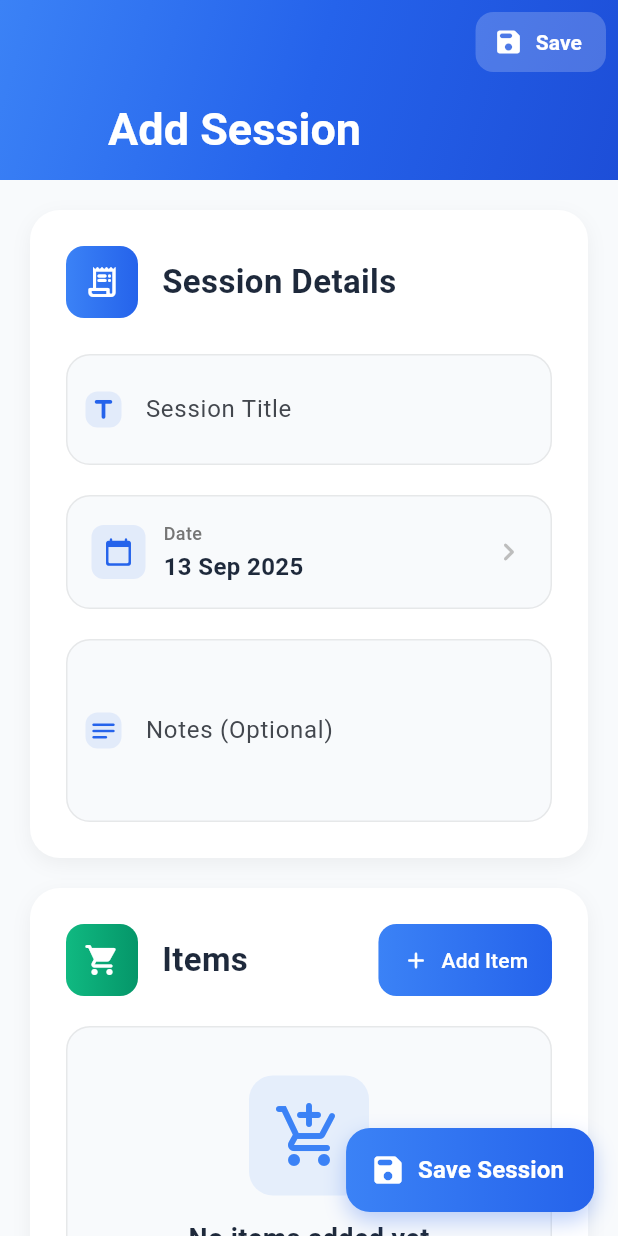
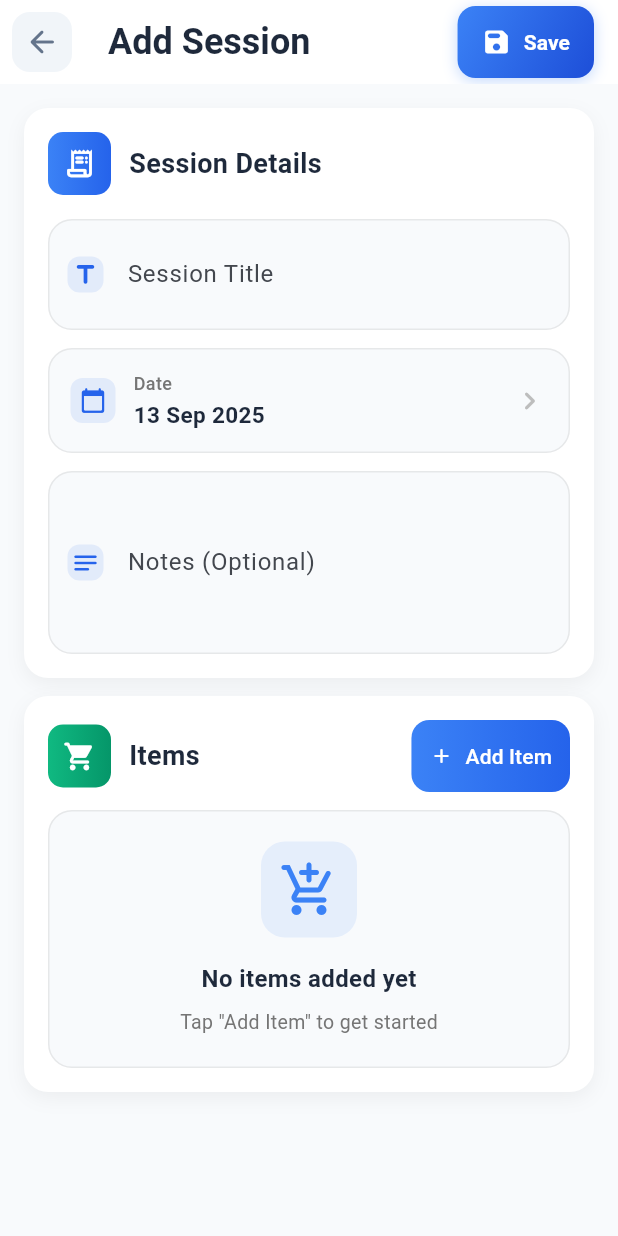
Before and after one commit to zamansheikh/lifeque, a Flutter app: the AddExpenseSessionPage screen opened by its route, on a phone screen of 412 x 824 dp. Run offline on Flutter 3.47's test engine with Material 3 defaults, Android fonts, the phone set to English and light mode, and no system bars; our stand-ins replace adhan, dartz, device_info_plus, equatable, flutter_bloc, flutter_compass and 9 more; missing offline and left inert: alarm, in_app_update; accounts and stored records are empty.

Commit message:
refactor: Replace SliverAppBar with AppBar and enhance UI layout in AddExpenseSessionPage

```diff
--- a/lib/features/expenses/presentation/pages/add_expense_session_page.dart
+++ b/lib/features/expenses/presentation/pages/add_expense_session_page.dart
@@ -192,42 +192,51 @@ class _AddExpenseSessionPageState extends State<AddExpenseSessionPage>
   Widget build(BuildContext context) {
     return Scaffold(
       backgroundColor: const Color(0xFFF8FAFC),
-      body: CustomScrollView(
-        slivers: [
-          // Enhanced App Bar
-          SliverAppBar(
-            expandedHeight: 120,
-            floating: false,
-            pinned: true,
-            backgroundColor: const Color(0xFF2563EB),
-            foregroundColor: Colors.white,
-            elevation: 0,
-            flexibleSpace: FlexibleSpaceBar(
+      appBar: AppBar(
         title: Text(
           _isEditing ? 'Edit Session' : 'Add Session',
           style: const TextStyle(
             fontWeight: FontWeight.w700,
-                  fontSize: 20,
-                  color: Colors.white,
+            fontSize: 24,
+            color: Color(0xFF1E293B),
           ),
         ),
-              background: Container(
-                decoration: const BoxDecoration(
-                  gradient: LinearGradient(
-                    begin: Alignment.topLeft,
-                    end: Alignment.bottomRight,
-                    colors: [
-                      Color(0xFF3B82F6),
-                      Color(0xFF2563EB),
-                      Color(0xFF1D4ED8),
-                    ],
+        backgroundColor: Colors.white,
+        elevation: 0,
+        shadowColor: Colors.black12,
+        surfaceTintColor: Colors.transparent,
+        leading: Container(
+          margin: const EdgeInsets.all(8),
+          decoration: BoxDecoration(
+            color: const Color(0xFFF1F5F9),
+            borderRadius: BorderRadius.circular(12),
           ),
+          child: IconButton(
+            icon: const Icon(
+              Icons.arrow_back_rounded,
+              color: Color(0xFF64748B),
             ),
+            onPressed: () => Navigator.of(context).pop(),
           ),
         ),
         actions: [
           Container(
-                margin: const EdgeInsets.only(right: 8),
+            margin: const EdgeInsets.only(right: 16),
+            decoration: BoxDecoration(
+              gradient: const LinearGradient(
+                colors: [Color(0xFF3B82F6), Color(0xFF1D4ED8)],
+                begin: Alignment.topLeft,
+                end: Alignment.bottomRight,
+              ),
+              borderRadius: BorderRadius.circular(12),
+              boxShadow: [
+                BoxShadow(
+                  color: const Color(0xFF3B82F6).withOpacity(0.3),
+                  blurRadius: 8,
+                  offset: const Offset(0, 2),
+                ),
+              ],
+            ),
             child: TextButton.icon(
               onPressed: _saveSession,
               icon: Icon(
@@ -243,7 +252,11 @@ class _AddExpenseSessionPageState extends State<AddExpenseSessionPage>
                 ),
               ),
               style: TextButton.styleFrom(
-                    backgroundColor: Colors.white.withOpacity(0.2),
+                backgroundColor: Colors.transparent,
+                padding: const EdgeInsets.symmetric(
+                  horizontal: 16,
+                  vertical: 8,
+                ),
                 shape: RoundedRectangleBorder(
                   borderRadius: BorderRadius.circular(12),
                 ),
@@ -252,24 +265,21 @@ class _AddExpenseSessionPageState extends State<AddExpenseSessionPage>
           ),
         ],
       ),
-
-          // Content
-          SliverToBoxAdapter(
-            child: FadeTransition(
+      body: FadeTransition(
         opacity: _fadeAnimation,
         child: SlideTransition(
           position: _slideAnimation,
           child: Form(
             key: _formKey,
-                  child: Padding(
-                    padding: const EdgeInsets.all(20),
-                    child: Column(
+            child: ListView(
+              physics: const BouncingScrollPhysics(),
+              padding: const EdgeInsets.all(16),
               children: [
                 // Session Details Card
                 Container(
                   decoration: BoxDecoration(
                     color: Colors.white,
-                            borderRadius: BorderRadius.circular(20),
+                    borderRadius: BorderRadius.circular(16),
                     boxShadow: [
                       BoxShadow(
                         color: Colors.black.withOpacity(0.05),
@@ -280,14 +290,15 @@ class _AddExpenseSessionPageState extends State<AddExpenseSessionPage>
                     ],
                   ),
                   child: Padding(
-                            padding: const EdgeInsets.all(24),
+                    padding: const EdgeInsets.all(16),
                     child: Column(
-                              crossAxisAlignment: CrossAxisAlignment.start,
+                      children: [
+                        Row(
                           children: [
                             Row(
                               children: [
                                 Container(
-                                      padding: const EdgeInsets.all(12),
+                                  padding: const EdgeInsets.all(10),
                                   decoration: BoxDecoration(
                                     gradient: const LinearGradient(
                                       colors: [
@@ -295,26 +306,28 @@ class _AddExpenseSessionPageState extends State<AddExpenseSessionPage>
                                         Color(0xFF2563EB),
                                       ],
                                     ),
-                                        borderRadius: BorderRadius.circular(12),
+                                    borderRadius: BorderRadius.circular(10),
                                   ),
                                   child: const Icon(
                                     Icons.receipt_long_rounded,
                                     color: Colors.white,
-                                        size: 24,
+                                    size: 22,
                                   ),
                                 ),
-                                    const SizedBox(width: 16),
+                                const SizedBox(width: 12),
                                 const Text(
                                   'Session Details',
                                   style: TextStyle(
-                                        fontSize: 22,
+                                    fontSize: 18,
                                     fontWeight: FontWeight.w700,
                                     color: Color(0xFF1E293B),
                                   ),
                                 ),
                               ],
                             ),
-                                const SizedBox(height: 24),
+                          ],
+                        ),
+                        const SizedBox(height: 16),
 
                         // Title Field
                         _buildEnhancedTextField(
@@ -330,13 +343,13 @@ class _AddExpenseSessionPageState extends State<AddExpenseSessionPage>
                           },
                         ),
 
-                                const SizedBox(height: 20),
+                        const SizedBox(height: 12),
 
                         // Date Field
                         GestureDetector(
                           onTap: _selectDate,
                           child: Container(
-                                    padding: const EdgeInsets.all(16),
+                            padding: const EdgeInsets.all(14),
                             decoration: BoxDecoration(
                               color: const Color(0xFFF8FAFC),
                               borderRadius: BorderRadius.circular(16),
@@ -347,25 +360,22 @@ class _AddExpenseSessionPageState extends State<AddExpenseSessionPage>
                             child: Row(
                               children: [
                                 Container(
-                                          padding: const EdgeInsets.all(8),
+                                  padding: const EdgeInsets.all(6),
                                   decoration: BoxDecoration(
                                     color: const Color(
                                       0xFF2563EB,
                                     ).withOpacity(0.1),
-                                            borderRadius: BorderRadius.circular(
-                                              8,
-                                            ),
+                                    borderRadius: BorderRadius.circular(8),
                                   ),
                                   child: const Icon(
                                     Icons.calendar_today_rounded,
                                     color: Color(0xFF2563EB),
-                                            size: 20,
+                                    size: 18,
                                   ),
                                 ),
                                 const SizedBox(width: 12),
                                 Column(
-                                          crossAxisAlignment:
-                                              CrossAxisAlignment.start,
+                                  crossAxisAlignment: CrossAxisAlignment.start,
                                   children: [
                                     Text(
                                       'Date',
@@ -379,7 +389,7 @@ class _AddExpenseSessionPageState extends State<AddExpenseSessionPage>
                                     Text(
                                       _formatDate(_selectedDate),
                                       style: const TextStyle(
-                                                fontSize: 16,
+                                        fontSize: 15,
                                         fontWeight: FontWeight.w600,
                                         color: Color(0xFF1E293B),
                                       ),
@@ -396,7 +406,7 @@ class _AddExpenseSessionPageState extends State<AddExpenseSessionPage>
                           ),
                         ),
 
-                                const SizedBox(height: 20),
+                        const SizedBox(height: 12),
 
                         // Notes Field
                         _buildEnhancedTextField(
@@ -411,13 +421,13 @@ class _AddExpenseSessionPageState extends State<AddExpenseSessionPage>
                   ),
                 ),
 
-                        const SizedBox(height: 20),
+                const SizedBox(height: 12),
 
                 // Items Section
                 Container(
                   decoration: BoxDecoration(
                     color: Colors.white,
-                            borderRadius: BorderRadius.circular(20),
+                    borderRadius: BorderRadius.circular(16),
                     boxShadow: [
                       BoxShadow(
                         color: Colors.black.withOpacity(0.05),
@@ -428,14 +438,14 @@ class _AddExpenseSessionPageState extends State<AddExpenseSessionPage>
                     ],
                   ),
                   child: Padding(
-                            padding: const EdgeInsets.all(24),
+                    padding: const EdgeInsets.all(16),
                     child: Column(
                       crossAxisAlignment: CrossAxisAlignment.start,
                       children: [
                         Row(
                           children: [
                             Container(
-                                      padding: const EdgeInsets.all(12),
+                              padding: const EdgeInsets.all(10),
                               decoration: BoxDecoration(
                                 gradient: const LinearGradient(
                                   colors: [
@@ -443,19 +453,19 @@ class _AddExpenseSessionPageState extends State<AddExpenseSessionPage>
                                     Color(0xFF059669),
                                   ],
                                 ),
-                                        borderRadius: BorderRadius.circular(12),
+                                borderRadius: BorderRadius.circular(10),
                               ),
                               child: const Icon(
                                 Icons.shopping_cart_rounded,
                                 color: Colors.white,
-                                        size: 24,
+                                size: 22,
                               ),
                             ),
-                                    const SizedBox(width: 16),
+                            const SizedBox(width: 12),
                             const Text(
                               'Items',
                               style: TextStyle(
-                                        fontSize: 22,
+                                fontSize: 18,
                                 fontWeight: FontWeight.w700,
                                 color: Color(0xFF1E293B),
                               ),
@@ -473,23 +483,18 @@ class _AddExpenseSessionPageState extends State<AddExpenseSessionPage>
                               ),
                               child: ElevatedButton.icon(
                                 onPressed: _addItem,
-                                        icon: const Icon(
-                                          Icons.add_rounded,
-                                          size: 18,
-                                        ),
+                                icon: const Icon(Icons.add_rounded, size: 16),
                                 label: const Text('Add Item'),
                                 style: ElevatedButton.styleFrom(
                                   backgroundColor: Colors.transparent,
                                   foregroundColor: Colors.white,
                                   elevation: 0,
                                   padding: const EdgeInsets.symmetric(
-                                            horizontal: 16,
-                                            vertical: 12,
+                                    horizontal: 12,
+                                    vertical: 10,
                                   ),
                                   shape: RoundedRectangleBorder(
-                                            borderRadius: BorderRadius.circular(
-                                              12,
-                                            ),
+                                    borderRadius: BorderRadius.circular(12),
                                   ),
                                 ),
                               ),
@@ -497,11 +502,11 @@ class _AddExpenseSessionPageState extends State<AddExpenseSessionPage>
                           ],
                         ),
 
-                                const SizedBox(height: 20),
+                        const SizedBox(height: 12),
 
                         if (_items.isEmpty) ...[
                           Container(
-                                    padding: const EdgeInsets.all(32),
+                            padding: const EdgeInsets.all(20),
                             width: double.infinity,
                             decoration: BoxDecoration(
                               color: const Color(0xFFF8FAFC),
@@ -513,18 +518,16 @@ class _AddExpenseSessionPageState extends State<AddExpenseSessionPage>
                             child: Column(
                               children: [
                                 Container(
-                                          padding: const EdgeInsets.all(16),
+                                  padding: const EdgeInsets.all(12),
                                   decoration: BoxDecoration(
                                     color: const Color(
                                       0xFF3B82F6,
                                     ).withOpacity(0.1),
-                                            borderRadius: BorderRadius.circular(
-                                              16,
-                                            ),
+                                    borderRadius: BorderRadius.circular(16),
                                   ),
                                   child: const Icon(
                                     Icons.add_shopping_cart_rounded,
-                                            size: 48,
+                                    size: 40,
                                     color: Color(0xFF3B82F6),
                                   ),
                                 ),
@@ -532,7 +535,7 @@ class _AddExpenseSessionPageState extends State<AddExpenseSessionPage>
                                 const Text(
                                   'No items added yet',
                                   style: TextStyle(
-                                            fontSize: 18,
+                                    fontSize: 16,
                                     color: Color(0xFF1E293B),
                                     fontWeight: FontWeight.w600,
                                   ),
@@ -542,7 +545,7 @@ class _AddExpenseSessionPageState extends State<AddExpenseSessionPage>
                                   'Tap "Add Item" to get started',
                                   style: TextStyle(
                                     color: Colors.grey[600],
-                                            fontSize: 14,
+                                    fontSize: 13,
                                   ),
                                 ),
                               ],
@@ -551,7 +554,7 @@ class _AddExpenseSessionPageState extends State<AddExpenseSessionPage>
                         ] else ...[
                           ...List.generate(_items.length, (index) {
                             return Container(
-                                      margin: const EdgeInsets.only(bottom: 16),
+                              margin: const EdgeInsets.only(bottom: 12),
                               child: _buildEnhancedItemForm(index),
                             );
                           }),
@@ -561,7 +564,7 @@ class _AddExpenseSessionPageState extends State<AddExpenseSessionPage>
                   ),
                 ),
 
-                        const SizedBox(height: 20),
+                const SizedBox(height: 12),
 
                 // Enhanced Summary Card
                 if (_items.isNotEmpty)
@@ -570,20 +573,18 @@ class _AddExpenseSessionPageState extends State<AddExpenseSessionPage>
                       gradient: const LinearGradient(
                         colors: [Color(0xFF3B82F6), Color(0xFF2563EB)],
                       ),
-                              borderRadius: BorderRadius.circular(20),
+                      borderRadius: BorderRadius.circular(16),
                       boxShadow: [
                         BoxShadow(
-                                  color: const Color(
-                                    0xFF2563EB,
-                                  ).withOpacity(0.3),
+                          color: const Color(0xFF2563EB).withOpacity(0.3),
                           spreadRadius: 0,
-                                  blurRadius: 15,
-                                  offset: const Offset(0, 8),
+                          blurRadius: 12,
+                          offset: const Offset(0, 6),
                         ),
                       ],
                     ),
                     child: Padding(
-                              padding: const EdgeInsets.all(24),
+                      padding: const EdgeInsets.all(16),
                       child: Column(
                         children: [
                           Row(
@@ -591,45 +592,41 @@ class _AddExpenseSessionPageState extends State<AddExpenseSessionPage>
                               const Icon(
                                 Icons.summarize_rounded,
                                 color: Colors.white,
-                                        size: 28,
+                                size: 24,
                               ),
                               const SizedBox(width: 12),
                               const Text(
                                 'Summary',
                                 style: TextStyle(
-                                          fontSize: 22,
+                                  fontSize: 18,
                                   fontWeight: FontWeight.w700,
                                   color: Colors.white,
                                 ),
                               ),
                             ],
                           ),
-                                  const SizedBox(height: 20),
+                          const SizedBox(height: 12),
                           Row(
                             children: [
                               Expanded(
                                 child: Container(
-                                          padding: const EdgeInsets.all(16),
+                                  padding: const EdgeInsets.all(12),
                                   decoration: BoxDecoration(
-                                            color: Colors.white.withOpacity(
-                                              0.15,
-                                            ),
-                                            borderRadius: BorderRadius.circular(
-                                              12,
-                                            ),
+                                    color: Colors.white.withOpacity(0.15),
+                                    borderRadius: BorderRadius.circular(12),
                                   ),
                                   child: Column(
                                     children: [
                                       const Icon(
                                         Icons.inventory_2_rounded,
                                         color: Colors.white,
-                                                size: 24,
+                                        size: 20,
                                       ),
                                       const SizedBox(height: 8),
                                       Text(
                                         '${_items.length}',
                                         style: const TextStyle(
-                                                  fontSize: 24,
+                                          fontSize: 20,
                                           fontWeight: FontWeight.w700,
                                           color: Colors.white,
                                         ),
@@ -637,7 +634,7 @@ class _AddExpenseSessionPageState extends State<AddExpenseSessionPage>
                                       const Text(
                                         'Items',
                                         style: TextStyle(
-                                                  fontSize: 14,
+                                          fontSize: 12,
                                           color: Colors.white,
                                           fontWeight: FontWeight.w500,
                                         ),
@@ -649,28 +646,23 @@ class _AddExpenseSessionPageState extends State<AddExpenseSessionPage>
                               const SizedBox(width: 16),
                               Expanded(
                                 child: Container(
-                                          padding: const EdgeInsets.all(16),
+                                  padding: const EdgeInsets.all(12),
                                   decoration: BoxDecoration(
-                                            color: Colors.white.withOpacity(
-                                              0.15,
-                                            ),
-                                            borderRadius: BorderRadius.circular(
-                                              12,
-                                            ),
+                                    color: Colors.white.withOpacity(0.15),
+                                    borderRadius: BorderRadius.circular(12),
                                   ),
                                   child: Column(
                                     children: [
                                       const Icon(
-                                                Icons
-                                                    .account_balance_wallet_rounded,
+                                        Icons.account_balance_wallet_rounded,
                                         color: Colors.white,
-                                                size: 24,
+                                        size: 20,
                                       ),
                                       const SizedBox(height: 8),
                                       Text(
                                         '\$${_calculateTotal().toStringAsFixed(2)}',
                                         style: const TextStyle(
-                                                  fontSize: 20,
+                                          fontSize: 18,
                                           fontWeight: FontWeight.w700,
                                           color: Colors.white,
                                         ),
@@ -678,7 +670,7 @@ class _AddExpenseSessionPageState extends State<AddExpenseSessionPage>
                                       const Text(
                                         'Total',
                                         style: TextStyle(
-                                                  fontSize: 14,
+                                          fontSize: 12,
                                           color: Colors.white,
                                           fontWeight: FontWeight.w500,
                                         ),
@@ -693,44 +685,9 @@ class _AddExpenseSessionPageState extends State<AddExpenseSessionPage>
                       ),
                     ),
                   ),
-
-                        const SizedBox(height: 100), // Space for FAB
+                const SizedBox(height: 16),
               ],
             ),
-                  ),
-                ),
-              ),
-            ),
-          ),
-        ],
-      ),
-      floatingActionButton: Container(
-        decoration: BoxDecoration(
-          gradient: const LinearGradient(
-            colors: [Color(0xFF3B82F6), Color(0xFF2563EB)],
-          ),
-          borderRadius: BorderRadius.circular(16),
-          boxShadow: [
-            BoxShadow(
-              color: const Color(0xFF2563EB).withOpacity(0.3),
-              spreadRadius: 0,
-              blurRadius: 12,
-              offset: const Offset(0, 6),
-            ),
-          ],
-        ),
-        child: FloatingActionButton.extended(
-          onPressed: _saveSession,
-          backgroundColor: Colors.transparent,
-          foregroundColor: Colors.white,
-          elevation: 0,
-          icon: Icon(
-            _isEditing ? Icons.update_rounded : Icons.save_rounded,
-            size: 24,
-          ),
-          label: Text(
-            _isEditing ? 'Update Session' : 'Save Session',
-            style: const TextStyle(fontWeight: FontWeight.w600, fontSize: 16),
           ),
         ),
       ),
```
Lines whose indentation alone changed are shown as unchanged.
